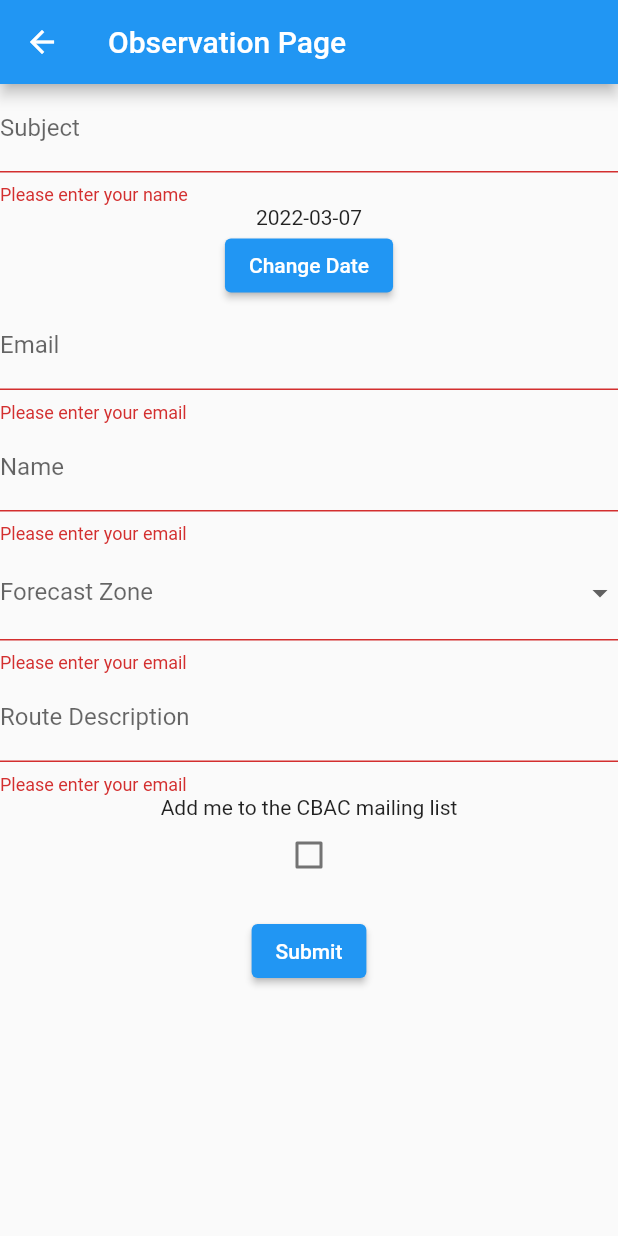
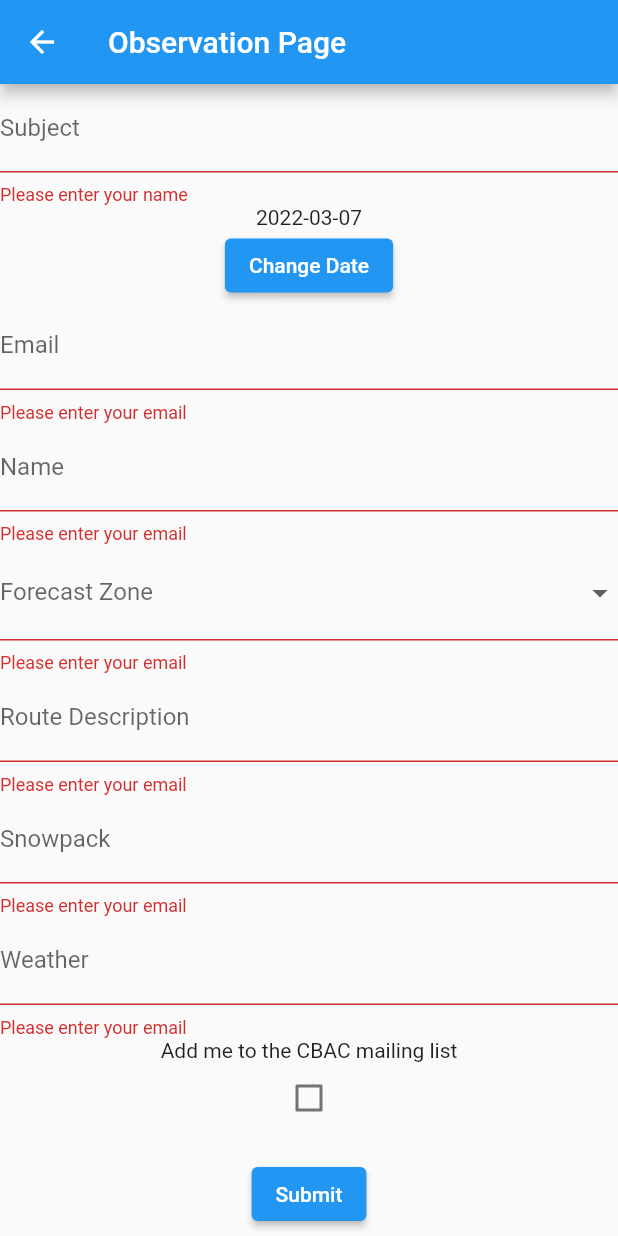
Before and after one commit to jsmerdy/CB-Avalance-Center-App, a Flutter app: the ObservationPage screen opened by its route, after a tap on "Submit", on a phone screen of 412 x 824 dp. Run offline on Flutter 3.47's test engine with Material 2 defaults, Android fonts, the phone set to English and light mode, and no system bars; our stand-ins replace sqflite, webview_flutter; accounts and stored records are empty.

Commit message:
Fixed Android SDK and Added Snowpack and Weather

```diff
--- a/lib/src/observation_page.dart
+++ b/lib/src/observation_page.dart
@@ -103,6 +103,30 @@ class _ObservationPageState extends State<ObservationPage> {
                 return null;
               },
             ),
+            TextFormField(
+              decoration: const InputDecoration(
+                  border: UnderlineInputBorder(),
+                  labelText: 'Snowpack'
+              ),
+              validator: (value) {
+                if (value == null || value.isEmpty) {
+                  return 'Please enter your email';
+                }
+                return null;
+              },
+            ),
+            TextFormField(
+              decoration: const InputDecoration(
+                  border: UnderlineInputBorder(),
+                  labelText: 'Weather'
+              ),
+              validator: (value) {
+                if (value == null || value.isEmpty) {
+                  return 'Please enter your email';
+                }
+                return null;
+              },
+            ),
             const Text("Add me to the CBAC mailing list"),
             Checkbox(value: isChecked,
                 onChanged: (bool? value) {
```
Also changed, not shown: pubspec.lock, 1 other file.
